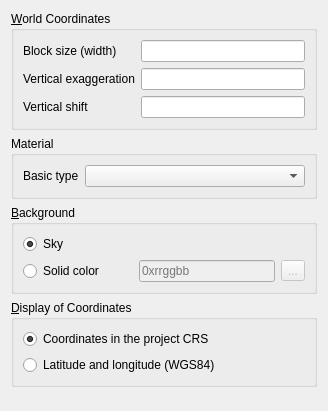
The window that ui/sceneproperties.ui (minorua/Qgis2threejs) describes before a commit, drawn with Qt 5.
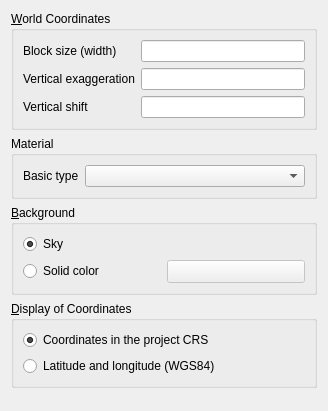
The same window after the commit. Custom widgets are drawn as their Qt base class.

Commit message: use QgsColorButton for background color option

```diff
--- a/ui/sceneproperties.ui
+++ b/ui/sceneproperties.ui
@@ -127,22 +127,15 @@
          </widget>
         </item>
         <item>
-         <widget class="QLineEdit" name="lineEdit_Color">
+         <widget class="QgsColorButton" name="colorButton_Color">
           <property name="enabled">
            <bool>false</bool>
           </property>
-          <property name="placeholderText">
-           <string>0xrrggbb</string>
-          </property>
-         </widget>
-        </item>
-        <item>
-         <widget class="QToolButton" name="toolButton_Color">
-          <property name="enabled">
-           <bool>false</bool>
-          </property>
-          <property name="text">
-           <string>...</string>
+          <property name="sizePolicy">
+           <sizepolicy hsizetype="Preferred" vsizetype="Fixed">
+            <horstretch>0</horstretch>
+            <verstretch>0</verstretch>
+           </sizepolicy>
           </property>
          </widget>
         </item>
@@ -192,6 +185,13 @@
    </item>
   </layout>
  </widget>
+ <customwidgets>
+  <customwidget>
+   <class>QgsColorButton</class>
+   <extends>QToolButton</extends>
+   <header>qgis.gui</header>
+  </customwidget>
+ </customwidgets>
  <tabstops>
   <tabstop>lineEdit_BaseSize</tabstop>
   <tabstop>lineEdit_zFactor</tabstop>
```
Left out of the diff: 28 changed lines with no effect on the pictures. The commit also changes 6 other files.
